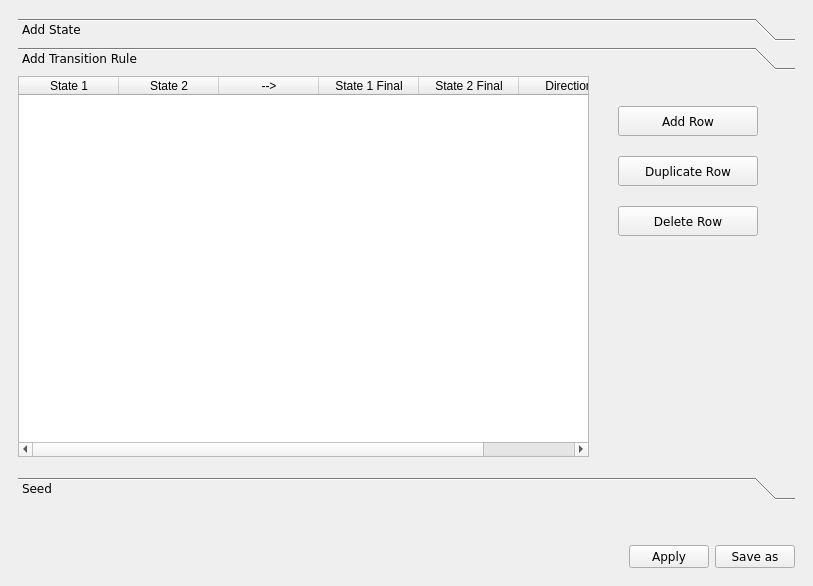
asarg/AutoTile, file UI Files/sCRNEditorWindow.ui: the form before one commit.
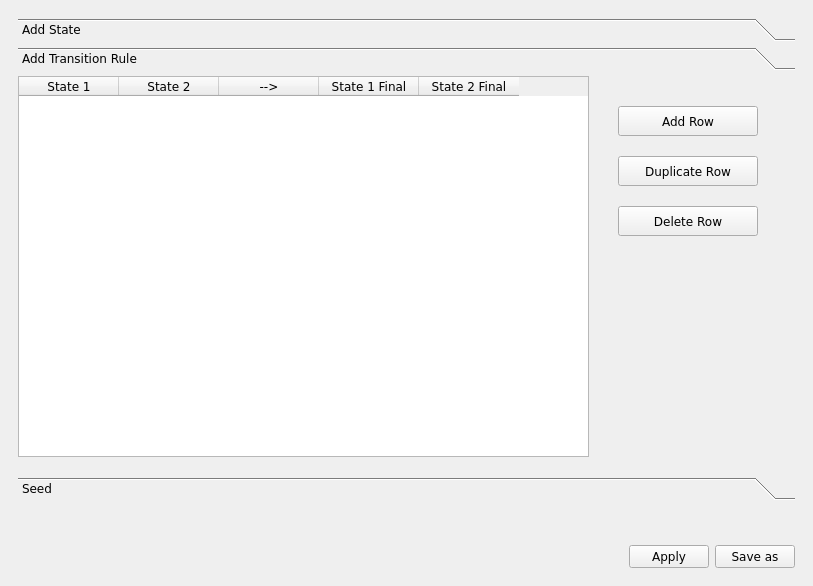
The form after the commit. The open tabs and pages were chosen to show the change.

Commit message: adding directionless transitions, currently doesnt seem to work

```diff
--- a/UI Files/sCRNEditorWindow.ui
+++ b/UI Files/sCRNEditorWindow.ui
@@ -186,11 +186,6 @@
              <string>State 2 Final</string>
             </property>
            </column>
-           <column>
-            <property name="text">
-             <string>Direction</string>
-            </property>
-           </column>
           </widget>
           <widget class="QPushButton" name="pushButton_5">
            <property name="geometry">
```
The commit also changes 2 other files.
